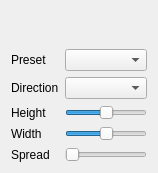
DLdota/OpenRGBEffectsPlugin, file Effects/CustomGradientWave/CustomGradientWave.ui: the form before one commit.
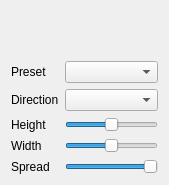
The form after the commit. Custom widgets are drawn as their Qt base class.

Commit message: CustomGradientWave max spread by default

The edit to the form file:
```diff
--- a/Effects/CustomGradientWave/CustomGradientWave.ui
+++ b/Effects/CustomGradientWave/CustomGradientWave.ui
@@ -6,8 +6,8 @@
    <rect>
     <x>0</x>
     <y>0</y>
-    <width>158</width>
-    <height>173</height>
+    <width>169</width>
+    <height>185</height>
    </rect>
   </property>
   <property name="windowTitle">
@@ -92,6 +92,9 @@
    </item>
    <item row="6" column="1">
     <widget class="QTooltipedSlider" name="spread">
+     <property name="value">
+      <number>99</number>
+     </property>
      <property name="orientation">
       <enum>Qt::Horizontal</enum>
      </property>
```
The commit also changes 1 other file.
